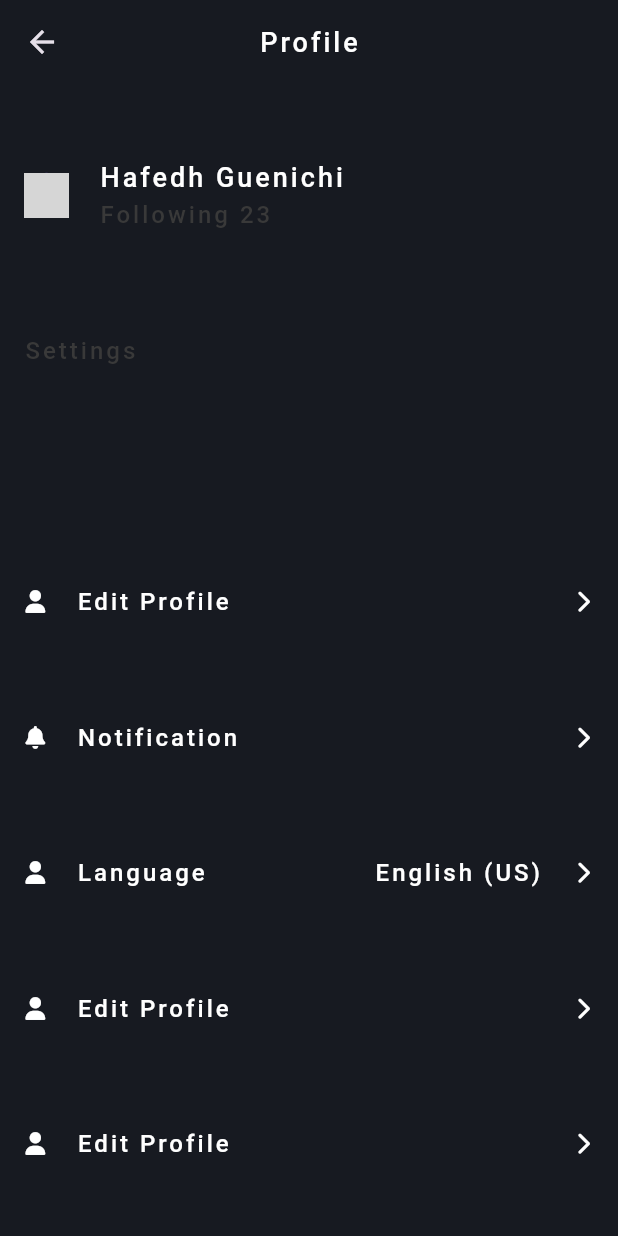
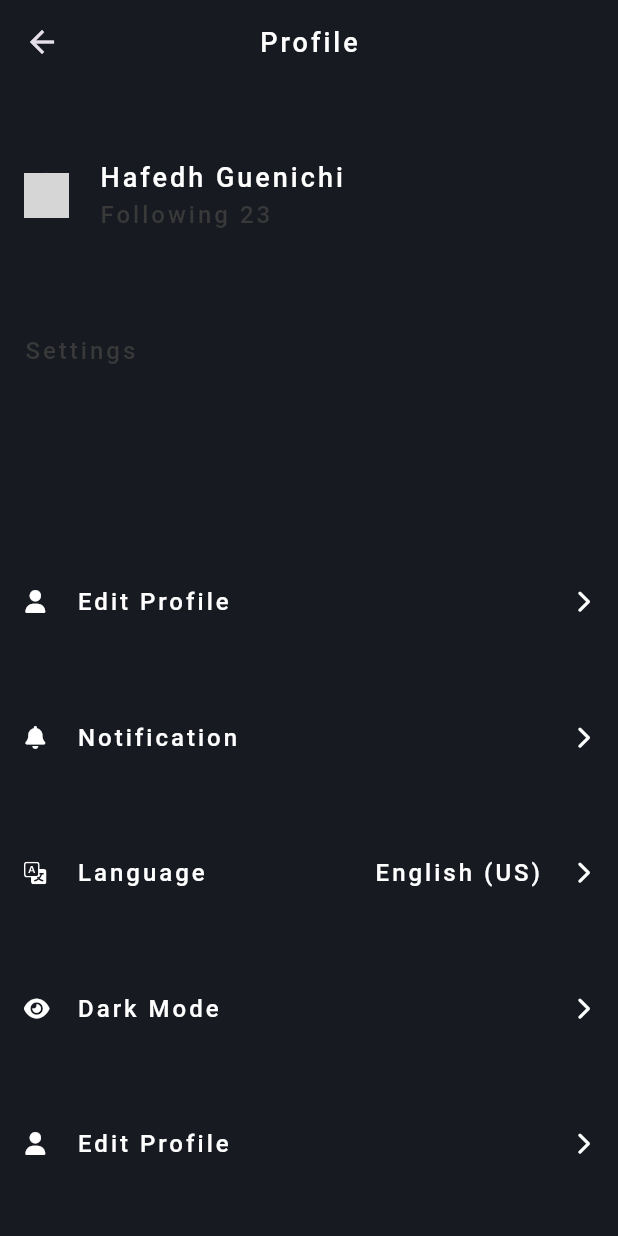
Before and after one commit to hafedh049/luxy, a Flutter app: the Profile screen opened directly, on a phone screen of 412 x 824 dp. Run offline on Flutter 3.47's test engine with Material 3 defaults, Android fonts, the phone set to English and light mode, and no system bars; our stand-ins replace flutter_animate, icons_plus, smooth_page_indicator; grey boxes are pictures that could not be loaded.

Commit message:
ModifiedM lib/views/profile.dart

```diff
--- a/lib/views/profile.dart
+++ b/lib/views/profile.dart
@@ -71,7 +71,7 @@ class _ProfileState extends State<Profile> {
               onTap: () {},
               child: const Row(
                 children: <Widget>[
-                  Icon(FontAwesome.user, size: 15, color: white),
+                  Icon(Bootstrap.translate, size: 15, color: white),
                   SizedBox(width: 20),
                   Text("Language", style: TextStyle(color: white, fontSize: 16, letterSpacing: 2, fontWeight: FontWeight.w500)),
                   Spacer(),
@@ -85,9 +85,9 @@ class _ProfileState extends State<Profile> {
               onTap: () {},
               child: const Row(
                 children: <Widget>[
-                  Icon(FontAwesome.user, size: 15, color: white),
+                  Icon(FontAwesome.eye, size: 15, color: white),
                   SizedBox(width: 20),
-                  Text("Edit Profile", style: TextStyle(color: white, fontSize: 16, letterSpacing: 2, fontWeight: FontWeight.w500)),
+                  Text("Dark Mode", style: TextStyle(color: white, fontSize: 16, letterSpacing: 2, fontWeight: FontWeight.w500)),
                   Spacer(),
                   Icon(FontAwesome.chevron_right_solid, size: 15, color: white),
                 ],
```
